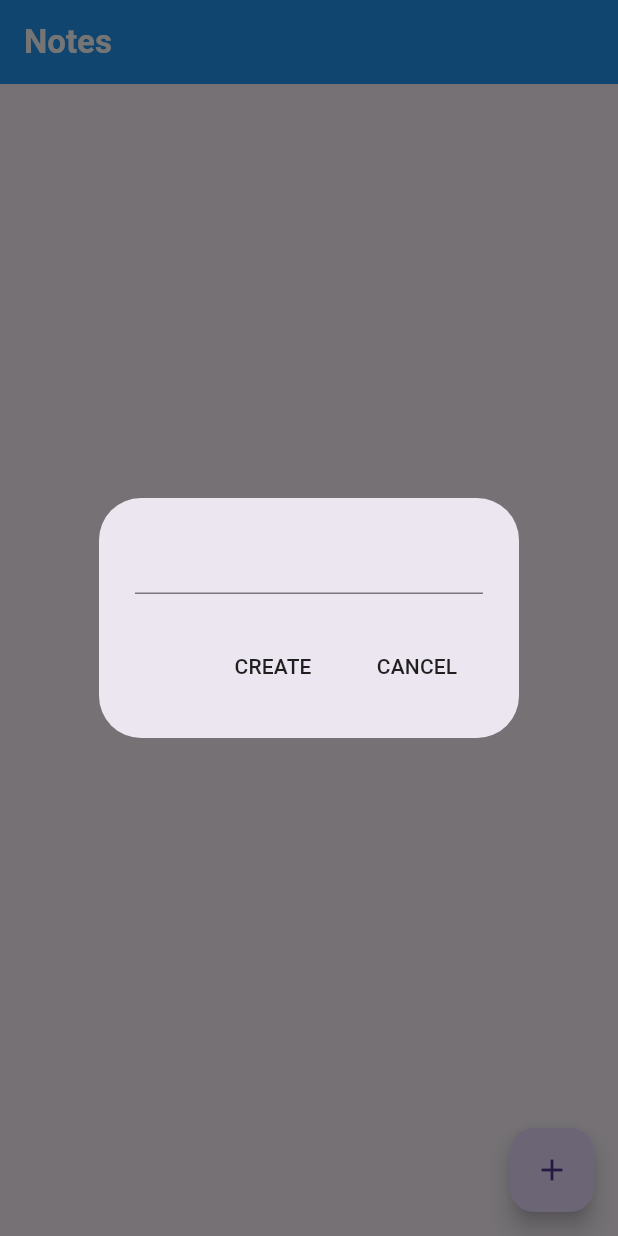
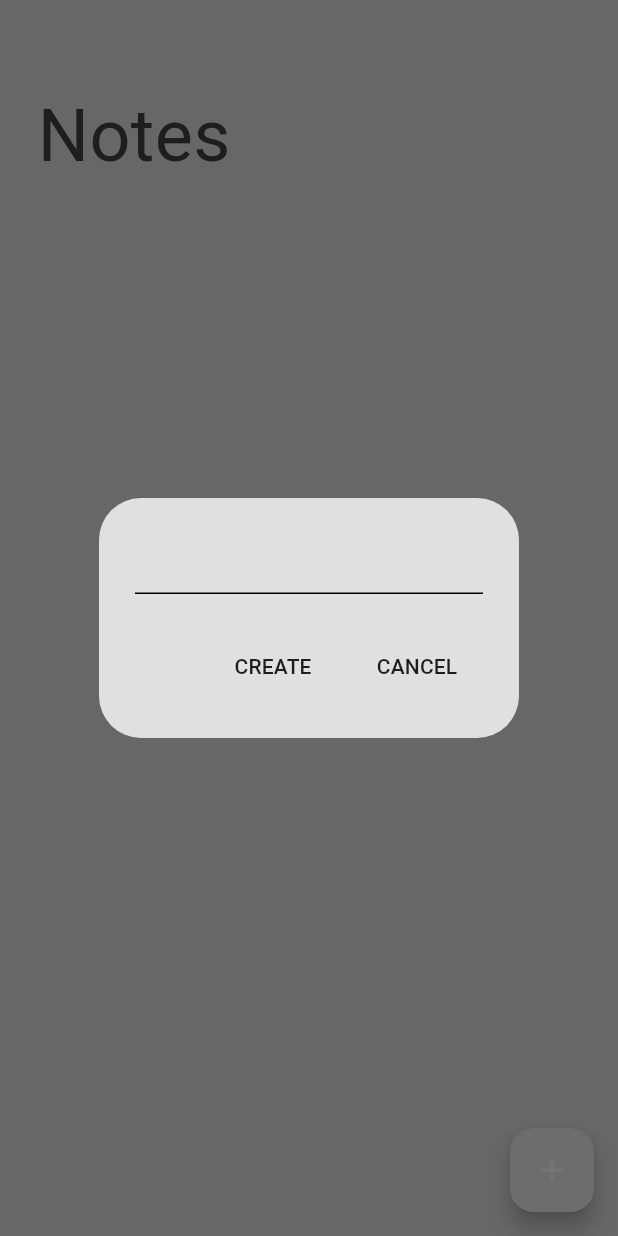
Before and after one commit to kkong3456/koko_notes_app, a Flutter app: the screen it shows after launch, after a tap on the "add" icon, on a phone screen of 412 x 824 dp. Run offline on Flutter 3.47's test engine with Material 3 defaults, Android fonts, the phone set to English and light mode, and no system bars; our stand-ins replace google_fonts, isar; accounts and stored records are empty; generated files the repository leaves out were written again.

Commit message:
drawer시작전
3:54:16

```diff
--- a/lib/main.dart
+++ b/lib/main.dart
@@ -1,15 +1,25 @@
 import 'package:flutter/material.dart';
 import 'package:koko_notes_app/models/note_database.dart';
 import 'package:koko_notes_app/pages/notes_page.dart';
+import 'package:koko_notes_app/theme/theme_provider.dart';
 import 'package:provider/provider.dart';
 
 void main() async {
   WidgetsFlutterBinding.ensureInitialized();
   await NoteDatabase.initialize();
 
+  // runApp(
+  //   ChangeNotifierProvider(
+  //     create: (_) => NoteDatabase(),
+  //     child: const MyApp(),
+  //   ),
+  // );
   runApp(
-    ChangeNotifierProvider(
-      create: (_) => NoteDatabase(),
+    MultiProvider(
+      providers: [
+        ChangeNotifierProvider(create: (_) => NoteDatabase()),
+        ChangeNotifierProvider(create: (_) => ThemeProvider()),
+      ],
       child: const MyApp(),
     ),
   );
@@ -22,6 +32,7 @@
   Widget build(BuildContext context) {
     return MaterialApp(
       debugShowCheckedModeBanner: false,
+      theme: context.read<ThemeProvider>().themeData,
       home: NotesPage(),
     );
   }
--- a/lib/pages/notes_page.dart
+++ b/lib/pages/notes_page.dart
@@ -1,4 +1,5 @@
 import 'package:flutter/material.dart';
+import 'package:google_fonts/google_fonts.dart';
 import 'package:koko_notes_app/models/note.dart';
 import 'package:koko_notes_app/models/note_database.dart';
 import 'package:provider/provider.dart';
@@ -100,21 +101,32 @@ class _NotesPageState extends State<NotesPage> {
 
     return SafeArea(
       child: Scaffold(
+        backgroundColor: Theme.of(context).colorScheme.surface,
         appBar: AppBar(
-          title: const Text(
-            'Notes',
-            style: const TextStyle(
-              color: Colors.white,
-              fontWeight: FontWeight.bold,
-            ),
-          ),
-          backgroundColor: Colors.blue,
+          elevation: 0,
+          backgroundColor: Colors.transparent,
         ),
         floatingActionButton: FloatingActionButton(
           onPressed: createNote,
           child: const Icon(Icons.add),
         ),
-        body: ListView.builder(
+        body: Column(
+          crossAxisAlignment: CrossAxisAlignment.start,
+          children: [
+            //Heading
+            Padding(
+              padding: const EdgeInsets.only(left: 25.0),
+              child: Text(
+                'Notes',
+                style: GoogleFonts.dmSerifText(
+                  fontSize: 48,
+                  color: Theme.of(context).colorScheme.inversePrimary,
+                ),
+              ),
+            ),
+            //List of notes
+            Expanded(
+              child: ListView.builder(
                 itemCount: currentNotes.length,
                 itemBuilder: (context, index) {
                   final note = currentNotes[index];
@@ -137,6 +149,9 @@ class _NotesPageState extends State<NotesPage> {
                 },
               ),
             ),
+          ],
+        ),
+      ),
     );
   }
 }
--- /dev/null
+++ b/lib/theme/theme_provider.dart
@@ -0,0 +1,20 @@
+import 'package:flutter/material.dart';
+import 'package:koko_notes_app/theme/theme.dart';
+
+class ThemeProvider with ChangeNotifier {
+  ThemeData _themeData = lightMode;
+  ThemeData get themeData => _themeData;
+  bool get isDarkMode => _themeData == darkMode;
+
+  set themeData(ThemeData themeData) {
+    _themeData = themeData;
+  }
+
+  void toggleTheme() {
+    if (_themeData == lightMode) {
+      _themeData = darkMode;
+    } else {
+      _themeData = lightMode;
+    }
+  }
+}
--- a/pubspec.yaml
+++ b/pubspec.yaml
@@ -39,6 +39,7 @@ dependencies:
   isar_flutter_libs: ^3.1.0+1
   path_provider: ^2.1.5
   provider: ^6.1.2
+  google_fonts: ^6.2.1
 
 dev_dependencies:
   flutter_test:
```
Also changed, not shown: pubspec.lock. Lines whose indentation alone changed are shown as unchanged.
